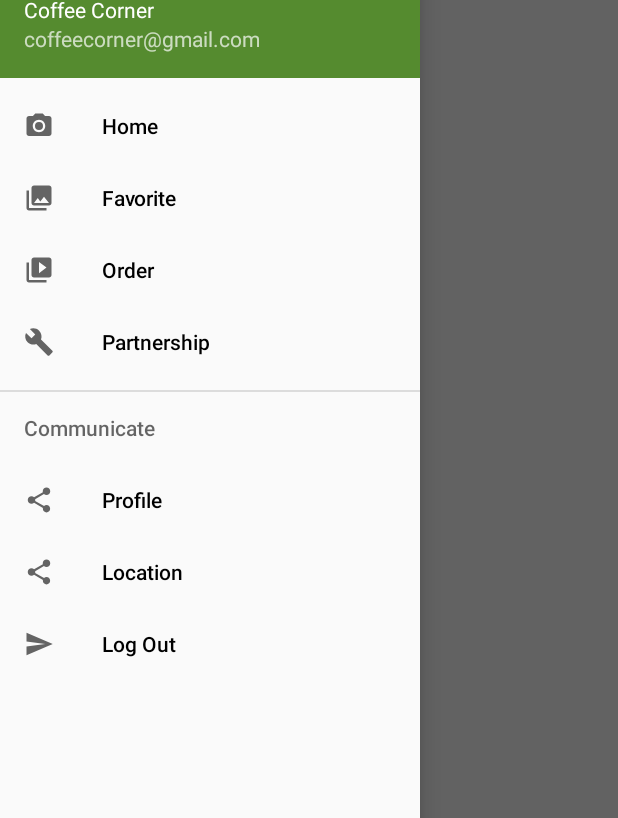
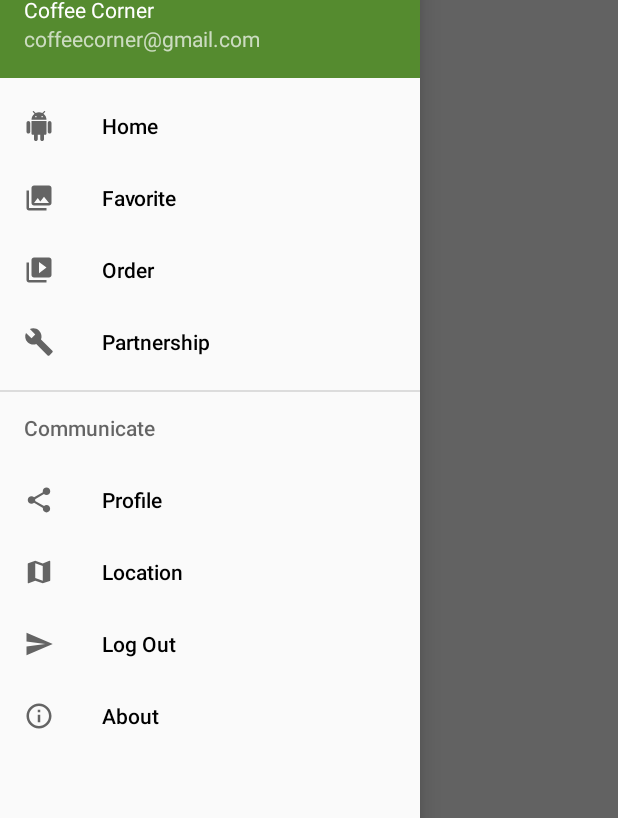
Before and after one commit to KhmerupdateKU/CoffeeCornerAPP, an Android app: the MainActivity screen opened directly, with no data from a screen before it, with the side drawer open, on a phone screen of 412 x 824 dp. Shown: the part 162-980 px from the top of the screen. Run offline under Robolectric (Android 15) with nearby library versions, the phone set to English and light mode, and no system bars; libraries missing offline, so code that uses them is left out: com.facebook, com.facebook.login; 2 statements that could not run were skipped.

Commit message:
add ic-menu navigate drawer

```diff
--- /dev/null
+++ b/app/src/main/res/drawable-v21/ic_menu_about.xml
@@ -0,0 +1,9 @@
+<vector xmlns:android="http://schemas.android.com/apk/res/android"
+    android:width="24dp"
+    android:height="24dp"
+    android:viewportHeight="24.0"
+    android:viewportWidth="24.0">
+    <path
+        android:fillColor="@color/black"
+        android:pathData="M11,17h2v-6h-2v6zm1,-15C6.48,2 2,6.48 2,12s4.48,10 10,10 10,-4.48 10,-10S17.52,2 12,2zm0,18c-4.41,0 -8,-3.59 -8,-8s3.59,-8 8,-8 8,3.59 8,8 -3.59,8 -8,8zM11,9h2V7h-2v2z"/>
+</vector>
--- /dev/null
+++ b/app/src/main/res/drawable-v21/ic_menu_home.xml
@@ -0,0 +1,9 @@
+<vector xmlns:android="http://schemas.android.com/apk/res/android"
+    android:width="24dp"
+    android:height="24dp"
+    android:viewportHeight="24.0"
+    android:viewportWidth="24.0">
+    <path
+        android:fillColor="@color/black"
+        android:pathData="M6,18c0,0.55 0.45,1 1,1h1v3.5c0,0.83 0.67,1.5 1.5,1.5s1.5,-0.67 1.5,-1.5V19h2v3.5c0,0.83 0.67,1.5 1.5,1.5s1.5,-0.67 1.5,-1.5V19h1c0.55,0 1,-0.45 1,-1V8H6v10zM3.5,8C2.67,8 2,8.67 2,9.5v7c0,0.83 0.67,1.5 1.5,1.5S5,17.33 5,16.5v-7C5,8.67 4.33,8 3.5,8zm17,0c-0.83,0 -1.5,0.67 -1.5,1.5v7c0,0.83 0.67,1.5 1.5,1.5s1.5,-0.67 1.5,-1.5v-7c0,-0.83 -0.67,-1.5 -1.5,-1.5zm-4.97,-5.84l1.3,-1.3c0.2,-0.2 0.2,-0.51 0,-0.71 -0.2,-0.2 -0.51,-0.2 -0.71,0l-1.48,1.48C13.85,1.23 12.95,1 12,1c-0.96,0 -1.86,0.23 -2.66,0.63L7.85,0.15c-0.2,-0.2 -0.51,-0.2 -0.71,0 -0.2,0.2 -0.2,0.51 0,0.71l1.31,1.31C6.97,3.26 6,5.01 6,7h12c0,-1.99 -0.97,-3.75 -2.47,-4.84zM10,5H9V4h1v1zm5,0h-1V4h1v1z"/>
+</vector>
--- /dev/null
+++ b/app/src/main/res/drawable-v21/ic_menu_map.xml
@@ -0,0 +1,9 @@
+<vector xmlns:android="http://schemas.android.com/apk/res/android"
+    android:width="24dp"
+    android:height="24dp"
+    android:viewportHeight="24.0"
+    android:viewportWidth="24.0">
+    <path
+        android:fillColor="@color/black"
+        android:pathData="M20.5,3l-0.16,0.03L15,5.1 9,3 3.36,4.9c-0.21,0.07 -0.36,0.25 -0.36,0.48V20.5c0,0.28 0.22,0.5 0.5,0.5l0.16,-0.03L9,18.9l6,2.1 5.64,-1.9c0.21,-0.07 0.36,-0.25 0.36,-0.48V3.5c0,-0.28 -0.22,-0.5 -0.5,-0.5zM15,19l-6,-2.11V5l6,2.11V19z"/>
+</vector>
--- a/app/src/main/res/menu/activity_main_drawer.xml
+++ b/app/src/main/res/menu/activity_main_drawer.xml
@@ -4,7 +4,7 @@
     <group android:checkableBehavior="single">
         <item
             android:id="@+id/nav_camera"
-            android:icon="@drawable/ic_menu_camera"
+            android:icon="@drawable/ic_menu_home"
             android:title="Home" />
         <item
             android:id="@+id/favorite_food"
@@ -29,12 +29,16 @@
                 android:title="Profile" />
             <item
                 android:id="@+id/location"
-                android:icon="@drawable/ic_menu_share"
+                android:icon="@drawable/ic_menu_map"
                 android:title="Location" />
             <item
                 android:id="@+id/nav_send"
                 android:icon="@drawable/ic_menu_send"
                 android:title="Log Out" />
+            <item
+                android:id="@+id/about"
+                android:icon="@drawable/ic_menu_about"
+                android:title="About" />
 
         </menu>
 
```
